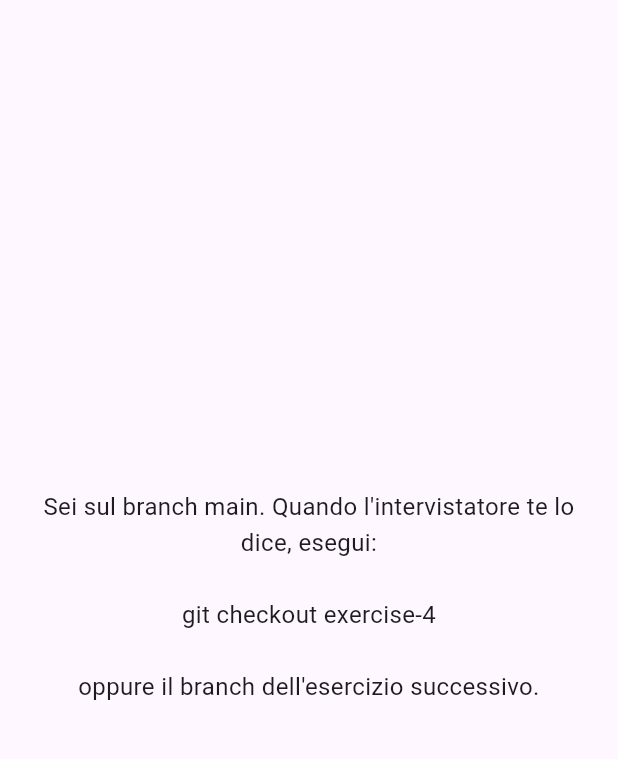
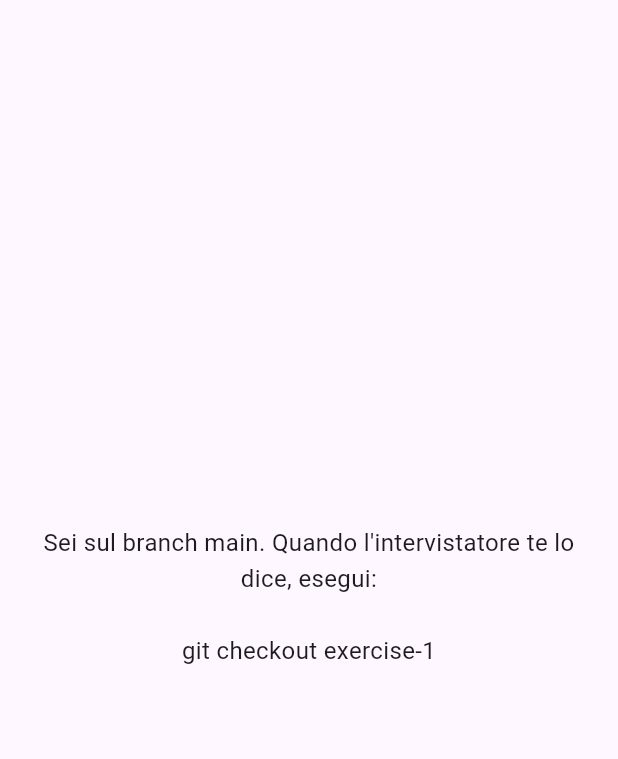
Before and after one commit to pla10/bestiebite-interview, a Flutter app: the screen it shows after launch, on a phone screen of 412 x 824 dp, the part 63-822 px from its top. Run offline on Flutter 3.47's test engine with Material 3 defaults, Android fonts, the light colour scheme and no system bars.

Commit message:
docs(main): single exercise branch (Stage 2 now 2 exercises)

```diff
--- a/lib/main.dart
+++ b/lib/main.dart
@@ -16,8 +16,7 @@ class PlaceholderApp extends StatelessWidget {
             padding: EdgeInsets.all(24),
             child: Text(
               'Sei sul branch main. Quando l\'intervistatore te lo dice, esegui:\n\n'
-              'git checkout exercise-4\n\n'
-              'oppure il branch dell\'esercizio successivo.',
+              'git checkout exercise-1',
               textAlign: TextAlign.center,
               style: TextStyle(fontSize: 16, height: 1.5),
             ),
```
Also changed, not shown: 1 other file.
